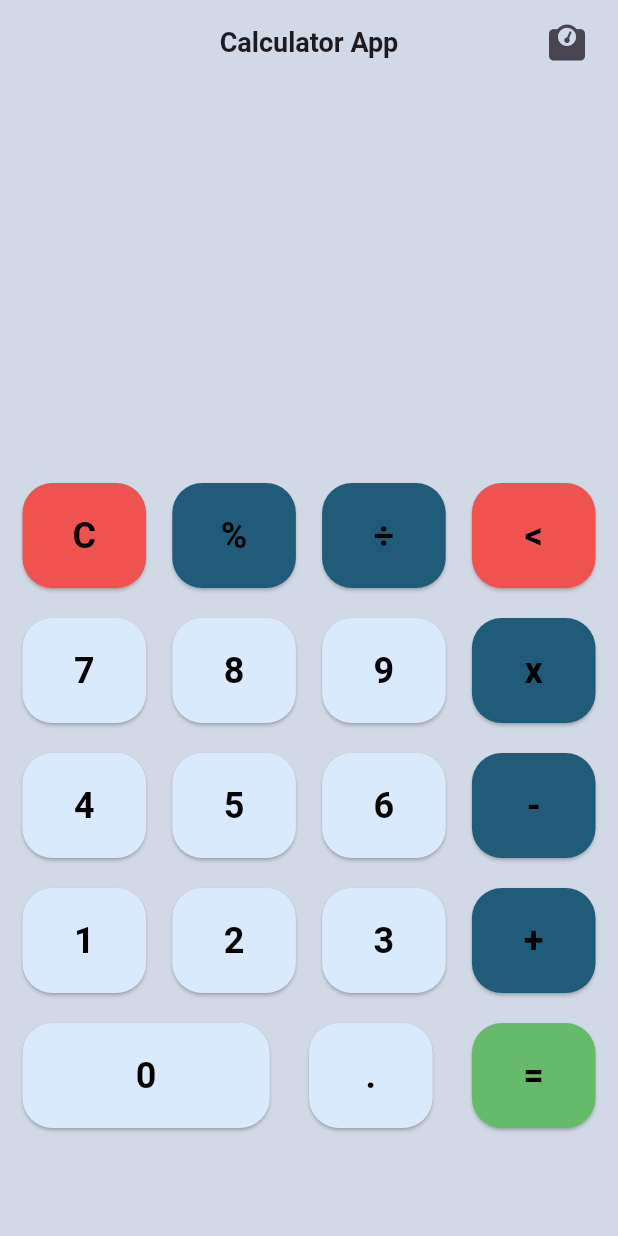
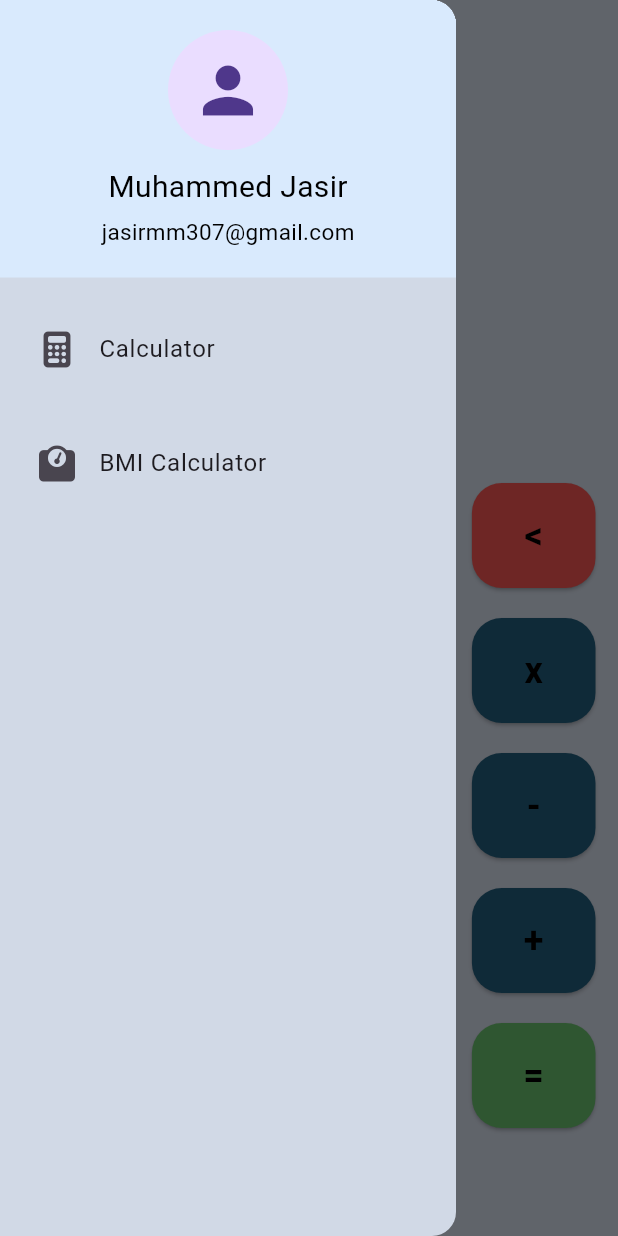
Before and after one commit to Muhammed-Jasir-M/Calculator-App, a Flutter app: the screen it shows after launch, with the side drawer open (before the commit the screen has no drawer), on a phone screen of 412 x 824 dp. Run offline on Flutter 3.47's test engine with Material 3 defaults, Android fonts, the phone set to English and light mode, and no system bars; our stand-ins replace font_awesome_flutter, math_expressions.

Commit message:
Drawer added

```diff
--- a/lib/constants/colors.dart
+++ b/lib/constants/colors.dart
@@ -1,6 +1,4 @@
 import 'package:flutter/material.dart';
-
-enum Gender { male, female }
 
 class CColors {
   static const light = Color(0xFFD1D9E6);
@@ -41,4 +39,8 @@ class CColors {
   static const floatingButtonTextColor = Color(0xFFFFFFFF);
 
   static const greenText = Color(0xFF37DC85);
+
+  static const lightDrawerHeaderColor = Color(0xFFD9EAFD);
+  static const darkDrawerHeaderColor = Color(0xFF171A2C);
+
 }
--- /dev/null
+++ b/lib/constants/enums.dart
@@ -0,0 +1 @@
+enum Gender { male, female }
--- a/lib/screens/calculator/calculator_screen.dart
+++ b/lib/screens/calculator/calculator_screen.dart
@@ -1,9 +1,8 @@
-import 'package:calculator_app/screens/bmi_calculator/bmi_calculator_screen.dart';
 import 'package:calculator_app/widgets/calculator/button_grid.dart';
 import 'package:calculator_app/widgets/calculator/input_result_field.dart';
 import 'package:calculator_app/widgets/common/app_bar.dart';
+import 'package:calculator_app/widgets/common/drawer.dart';
 import 'package:flutter/material.dart';
-import 'package:font_awesome_flutter/font_awesome_flutter.dart';
 import 'package:math_expressions/math_expressions.dart';
 
 class CalculatorScreen extends StatefulWidget {
@@ -40,10 +39,13 @@ class _CalculatorScreenState extends State<CalculatorScreen> {
           expression = expression.replaceAll('x', '*').replaceAll('÷', '/');
 
           try {
+            // Parse the expression
             Parser p = Parser();
             Expression exp = p.parse(expression);
             ContextModel cm = ContextModel();
             result = '${exp.evaluate(EvaluationType.REAL, cm)}';
+
+            // Remove .0 from the result
             if (result.endsWith(".0")) {
               result = result.replaceAll('.0', '');
               return;
@@ -64,26 +66,9 @@ class _CalculatorScreenState extends State<CalculatorScreen> {
   Widget build(BuildContext context) {
     return Scaffold(
       // Appbar
-      appBar: CAppBar(
-        title: 'Calculator App',
-        actions: [
-          Padding(
-            padding: const EdgeInsets.only(right: 10.0),
-            child: IconButton(
-              onPressed: () {
-                Navigator.push(
-                  context,
-                  MaterialPageRoute(
-                    builder: (context) => const BmiCalculatorScreen(),
-                  ),
-                );
-              },
-              icon: const Icon(FontAwesomeIcons.weightScale),
-            ),
-          ),
-        ],
-      ),
-
+      appBar: const CAppBar(title: 'Calculator App'),
+      // Drawer
+      drawer: const CDrawer(),
       // Body
       body: Column(
         children: [
--- a/lib/utils/calculate_bmi.dart
+++ b/lib/utils/calculate_bmi.dart
@@ -1,6 +1,5 @@
 import 'dart:math';
-
-import 'package:calculator_app/constants/colors.dart';
+import 'package:calculator_app/constants/enums.dart';
 
 class CCalculateBmi {
   CCalculateBmi({
--- /dev/null
+++ b/lib/widgets/common/drawer.dart
@@ -0,0 +1,87 @@
+import 'package:calculator_app/constants/colors.dart';
+import 'package:calculator_app/constants/utils.dart';
+import 'package:calculator_app/screens/bmi_calculator/bmi_calculator_screen.dart';
+import 'package:calculator_app/screens/calculator/calculator_screen.dart';
+import 'package:flutter/material.dart';
+import 'package:font_awesome_flutter/font_awesome_flutter.dart';
+
+class CDrawer extends StatelessWidget {
+  const CDrawer({super.key});
+
+  @override
+  Widget build(BuildContext context) {
+    final isDark = CUtils.isDarkMode(context);
+
+    return Drawer(
+      backgroundColor: isDark ? CColors.dark : CColors.light,
+      child: ListView(
+        children: [
+          Container(
+            color: isDark ? CColors.darkDrawerHeaderColor : CColors.lightDrawerHeaderColor,
+            child: Column(
+              children: [
+                const SizedBox(height: 20),
+                const CircleAvatar(
+                  radius: 40,
+                  child: Icon(Icons.person, size: 50),
+                ),
+                const SizedBox(height: 10),
+                Text(
+                  'Muhammed Jasir',
+                  style: TextStyle(
+                    color: isDark ? CColors.darkFontColor : CColors.lightFontColor,
+                    fontSize: 20,
+                  ),
+                ),
+                const SizedBox(height: 5),
+                Text(
+                  'jasirmm307@gmail.com',
+                  style: TextStyle(
+                    color: isDark ? CColors.darkFontColor : CColors.lightFontColor,
+                    fontSize: 15,
+                  ),
+                ),
+                const SizedBox(height: 20),
+              ],
+            ),
+          ),
+
+          const SizedBox(height: 10),
+
+          // List Tiles
+          Padding(
+            padding: const EdgeInsets.all(10.0),
+            child: ListTile(
+              title: const Text('Calculator'),
+              leading: const Icon(FontAwesomeIcons.calculator),
+              onTap: () {
+                Navigator.pushReplacement(
+                  context,
+                  MaterialPageRoute(
+                    builder: (context) => const CalculatorScreen(),
+                  ),
+                );
+              },
+            ),
+          ),
+
+          Padding(
+            padding: const EdgeInsets.all(10.0),
+            child: ListTile(
+              title: const Text('BMI Calculator'),
+              leading: const Icon(FontAwesomeIcons.weightScale),
+              onTap: () {
+                Navigator.pushReplacement(
+                  context,
+                  MaterialPageRoute(
+                    builder: (context) => const BmiCalculatorScreen(),
+                  ),
+                );
+              },
+            ),
+          ),
+        ],
+      ),
+    );
+  }
+}
--- a/pubspec.yaml
+++ b/pubspec.yaml
@@ -14,6 +14,7 @@ dependencies:
   cupertino_icons: ^1.0.8
   math_expressions: ^2.6.0
   font_awesome_flutter: ^10.8.0
+  rxdart: ^0.28.0
 
 dev_dependencies:
   flutter_test:
```
Also changed, not shown: lib/constants/utils.dart (+12 -0 lines), lib/screens/bmi_calculator/bmi_calculator_screen.dart (+5 -21 lines), lib/screens/bmi_calculator/bmi_result_screen.dart (+3 -27 lines), pubspec.lock.
